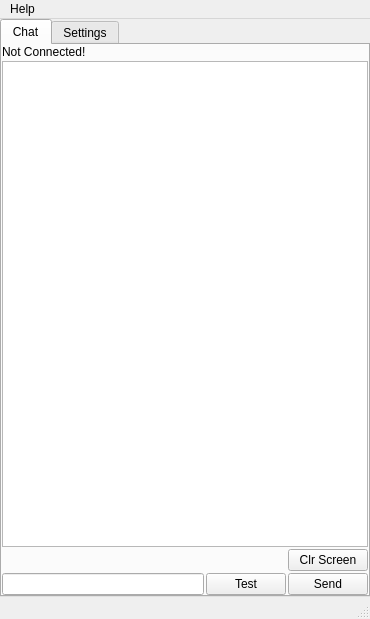
First picture: the form in src/mainwindow.ui, repository cyberlord8/ChesterTheChat, before the edit.
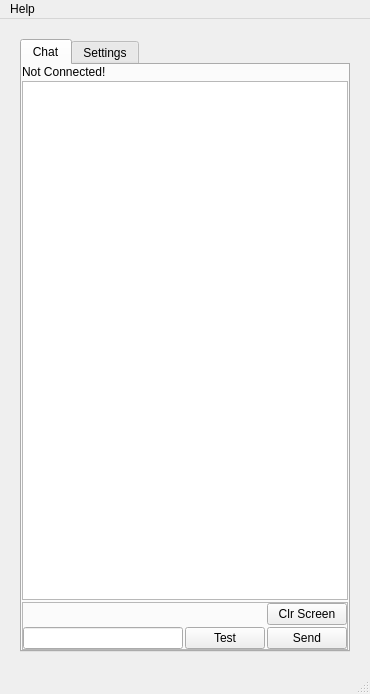
Second picture: the form after the edit. The open tabs and pages were chosen to show the change.

Commit message: Added Frame for Send Chat Widgets so it could be disabled in demo mode

```diff
--- a/src/mainwindow.ui
+++ b/src/mainwindow.ui
@@ -7,7 +7,7 @@
     <x>0</x>
     <y>0</y>
     <width>370</width>
-    <height>619</height>
+    <height>694</height>
    </rect>
   </property>
   <property name="windowTitle">
@@ -16,19 +16,19 @@
   <widget class="QWidget" name="centralwidget">
    <layout class="QVBoxLayout" name="verticalLayout_4">
     <property name="spacing">
-     <number>2</number>
+     <number>20</number>
     </property>
     <property name="leftMargin">
-     <number>0</number>
+     <number>20</number>
     </property>
     <property name="topMargin">
-     <number>0</number>
+     <number>20</number>
     </property>
     <property name="rightMargin">
-     <number>0</number>
+     <number>20</number>
     </property>
     <property name="bottomMargin">
-     <number>0</number>
+     <number>20</number>
     </property>
     <item>
      <widget class="QTabWidget" name="tabWidget">
@@ -39,7 +39,7 @@
        <attribute name="title">
         <string>Chat</string>
        </attribute>
-       <layout class="QVBoxLayout" name="verticalLayout_3">
+       <layout class="QVBoxLayout" name="verticalLayout_10">
         <property name="spacing">
          <number>2</number>
         </property>
@@ -71,6 +71,32 @@
             </property>
            </widget>
           </item>
+         </layout>
+        </item>
+        <item>
+         <widget class="QFrame" name="frameChatSend">
+          <property name="frameShape">
+           <enum>QFrame::Shape::StyledPanel</enum>
+          </property>
+          <property name="frameShadow">
+           <enum>QFrame::Shadow::Raised</enum>
+          </property>
+          <layout class="QVBoxLayout" name="verticalLayout_3">
+           <property name="spacing">
+            <number>2</number>
+           </property>
+           <property name="leftMargin">
+            <number>0</number>
+           </property>
+           <property name="topMargin">
+            <number>0</number>
+           </property>
+           <property name="rightMargin">
+            <number>0</number>
+           </property>
+           <property name="bottomMargin">
+            <number>0</number>
+           </property>
           <item>
            <layout class="QHBoxLayout" name="horizontalLayout_2">
             <item>
@@ -98,8 +124,6 @@
             </item>
            </layout>
           </item>
-         </layout>
-        </item>
         <item>
          <layout class="QHBoxLayout" name="horizontalLayout">
           <item>
@@ -130,6 +154,9 @@
            </widget>
           </item>
          </layout>
+           </item>
+          </layout>
+         </widget>
         </item>
        </layout>
       </widget>
```
Lines whose indentation alone changed are shown as unchanged. The commit also changes 1 other file.
